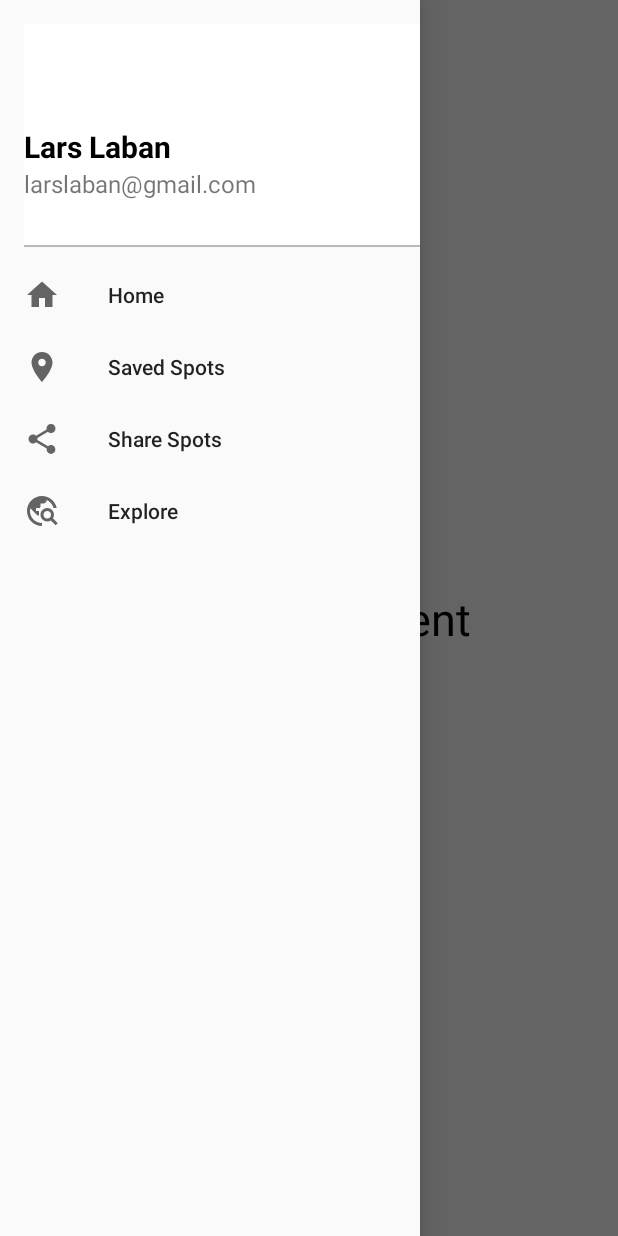
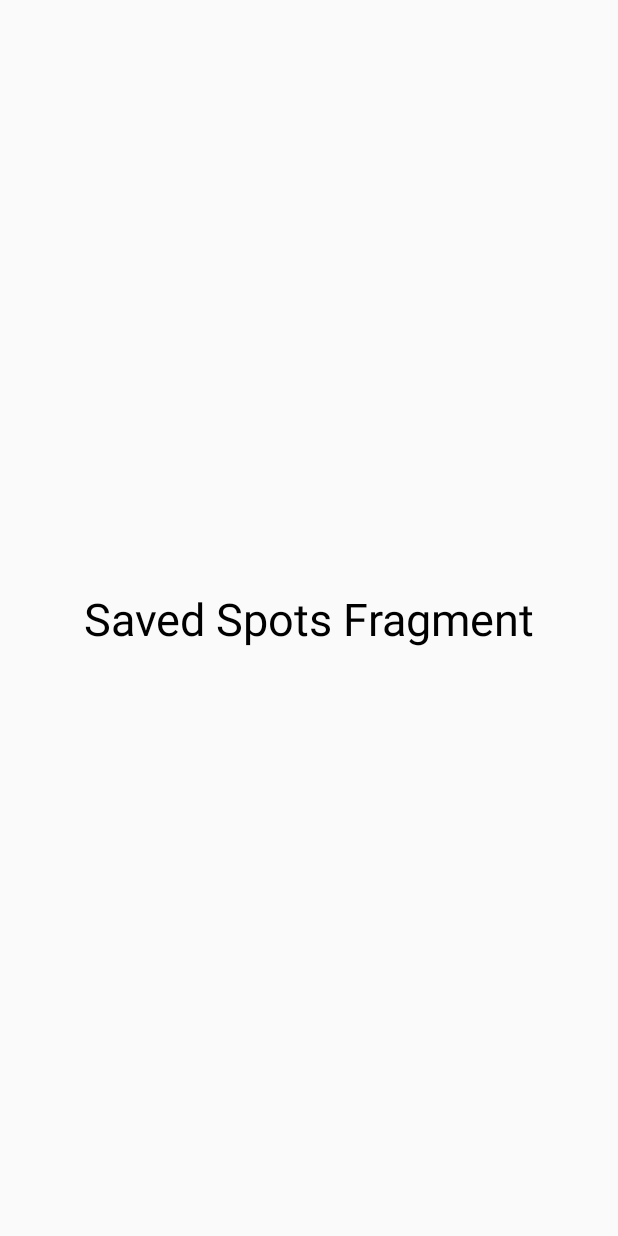
Before and after one commit to tuktukjohansson/projekt7, an Android app: the RUProfileActivity screen opened directly, with no data from a screen before it, in the side drawer, after a tap on "Saved Spots", on a phone screen of 412 x 824 dp. Run offline under Robolectric (Android 15) with nearby library versions, the phone set to English and light mode, and no system bars.

Commit message:
Adding fragments on user profile. Slidable menu buttons react to the fragments on the activity. Possible to add content on fragments now.

```diff
--- a/app/src/main/java/com/example/projekt7/RUProfileActivity.kt
+++ b/app/src/main/java/com/example/projekt7/RUProfileActivity.kt
@@ -3,20 +3,31 @@ package com.example.projekt7
 import androidx.appcompat.app.AppCompatActivity
 import android.os.Bundle
 import android.view.MenuItem
+import android.widget.Button
+import android.widget.TextView
 import android.widget.Toast
 import androidx.appcompat.app.ActionBarDrawerToggle
 import androidx.drawerlayout.widget.DrawerLayout
+import androidx.fragment.app.Fragment
+import com.example.projekt7.user_profile_fragments.HomeFragment
+import com.example.projekt7.user_profile_fragments.SavedSpotsFragment
+import com.example.projekt7.user_profile_fragments.SharedSpotsFragment
 import com.google.android.material.navigation.NavigationView
 
 class RUProfileActivity : AppCompatActivity() {
 
     lateinit var toggle : ActionBarDrawerToggle
+    lateinit var drawerLayout: DrawerLayout
 
     override fun onCreate(savedInstanceState: Bundle?) {
         super.onCreate(savedInstanceState)
         setContentView(R.layout.activity_ruprofile)
 
-        val drawerLayout : DrawerLayout = findViewById(R.id.drawer_layout)
+        val homeFragment = HomeFragment()
+        val savedSpotsFragment = SavedSpotsFragment()
+        val sharedSpotsFragment = SharedSpotsFragment()
+
+        drawerLayout = findViewById(R.id.drawer_layout)
         val navView : NavigationView = findViewById(R.id.navigation_view)
 
         toggle = ActionBarDrawerToggle(this,drawerLayout,R.string.open,R.string.close)
@@ -27,16 +38,27 @@ class RUProfileActivity : AppCompatActivity() {
 
         navView.setNavigationItemSelectedListener {
 
+            it.isChecked = true
+
             when(it.itemId){
 
-                R.id.nav_home -> Toast.makeText(applicationContext,"Clicked Home",Toast.LENGTH_SHORT).show()
-                R.id.saved_spots -> Toast.makeText(applicationContext,"Clicked Saved Spots",Toast.LENGTH_SHORT).show()
-                R.id.share_spots -> Toast.makeText(applicationContext,"Clicked Share Spots",Toast.LENGTH_SHORT).show()
-                R.id.explore -> Toast.makeText(applicationContext,"Clicked Explore",Toast.LENGTH_SHORT).show()
+                R.id.nav_home -> replaceFragment(HomeFragment(), it.title.toString())
+                R.id.saved_spots -> replaceFragment(SavedSpotsFragment(), it.title.toString())
+                R.id.share_spots -> replaceFragment(SharedSpotsFragment(), it.title.toString())
+                R.id.explore -> Toast.makeText(applicationContext,"Function not available yet",Toast.LENGTH_SHORT).show()
             }
                 true
         }
+    }
 
+    private fun replaceFragment(fragment: Fragment,title : String){
+
+        val fragmentManager = supportFragmentManager
+        val fragmentTransaction = fragmentManager.beginTransaction()
+        fragmentTransaction.replace(R.id.flProfileFragment,fragment)
+        fragmentTransaction.commit()
+        drawerLayout.closeDrawers()
+        setTitle(title)
     }
 
     override fun onOptionsItemSelected(item: MenuItem): Boolean {
--- a/app/src/main/res/layout/activity_ruprofile.xml
+++ b/app/src/main/res/layout/activity_ruprofile.xml
@@ -13,9 +13,8 @@
         android:layout_width="match_parent"
         android:layout_height="match_parent">
 
-        <fragment
-            android:name="com.example.projekt7.user_profile_fragments.HomeFragment"
-            android:id="@+id/profileFragment"
+        <FrameLayout
+            android:id="@+id/flProfileFragment"
             android:layout_width="match_parent"
             android:layout_height="0dp"
             app:layout_constraintBottom_toBottomOf="parent"
--- a/app/src/main/res/menu/user_navigator_menu.xml
+++ b/app/src/main/res/menu/user_navigator_menu.xml
@@ -1,7 +1,9 @@
 <?xml version="1.0" encoding="utf-8"?>
 <menu xmlns:android="http://schemas.android.com/apk/res/android"
     xmlns:tools="http://schemas.android.com/tools"
-    tools:showIn="navigation_vie">
+    tools:showIn="navigation_view">
+
+    <group android:checkableBehavior="single">
 
     <item
         android:id="@+id/nav_home"
@@ -22,4 +24,7 @@
         android:id="@+id/explore"
         android:icon="@drawable/ic_explore"
         android:title="Explore"/>
+
+    </group>
+
 </menu>
```
Also changed, not shown: app/src/main/java/com/example/projekt7/LoginScreenActivity.kt (+0 -7 lines).
